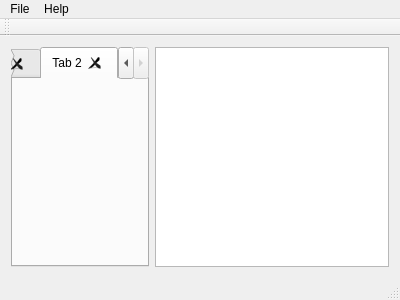
First picture: the form in MassifVisualizer/mainwindow.ui, repository MATF-Software-Verification/2020_05_Massif_Visual, before the edit.
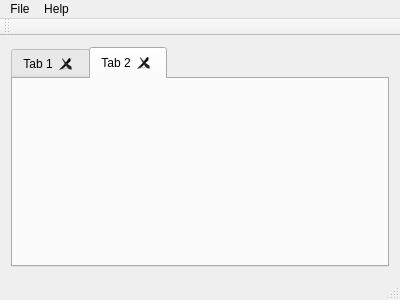
Second picture: the form after the edit.

Commit message: finished interactive change range, added snapshot list, rearranged GUI

```diff
--- a/MassifVisualizer/mainwindow.ui
+++ b/MassifVisualizer/mainwindow.ui
@@ -44,16 +44,6 @@
       </widget>
      </widget>
     </item>
-    <item>
-     <widget class="QTextBrowser" name="textBrowser">
-      <property name="maximumSize">
-       <size>
-        <width>401</width>
-        <height>16777215</height>
-       </size>
-      </property>
-     </widget>
-    </item>
    </layout>
   </widget>
   <widget class="QMenuBar" name="menuBar">
```
Left out of the diff: 1 changed line with no effect on the pictures. The commit also changes 3 other files.
